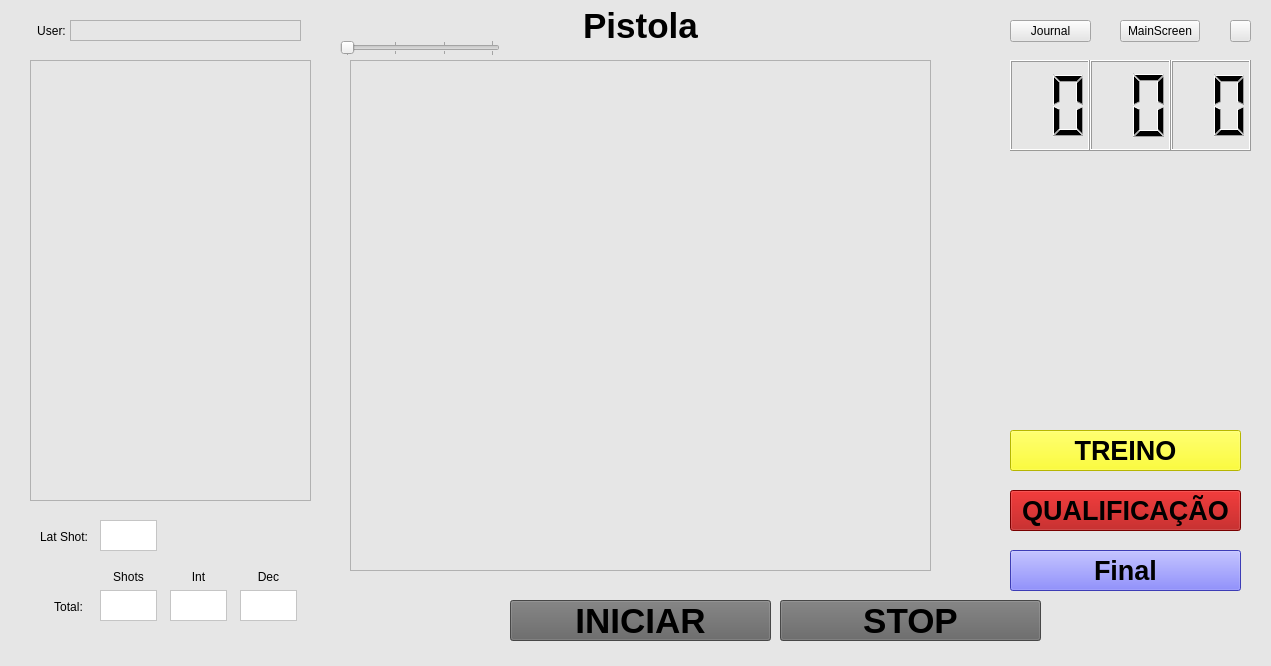
The window that central_pc/gui/pistolwindow.ui (xBogas/ES-SACA) describes before a commit, drawn with Qt 5.
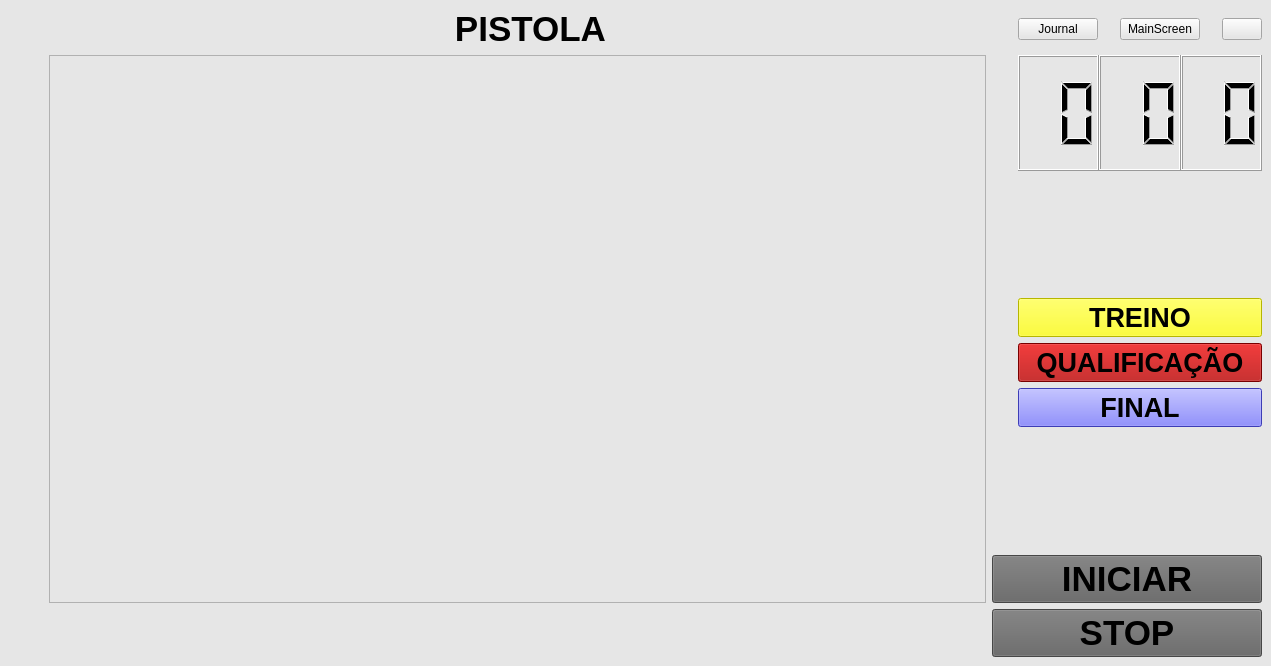
The same window after the commit. Icons and pictures are not drawn.

Commit message: Adição das tabelas no pistolwindow e riflewindow do pc central.

Patch:
```diff
--- a/central_pc/gui/pistolwindow.ui
+++ b/central_pc/gui/pistolwindow.ui
@@ -20,37 +20,9 @@
    <string notr="true">background-color: rgb(230, 230, 230);</string>
   </property>
   <widget class="QWidget" name="centralwidget">
-   <widget class="QPushButton" name="PracticeButton">
-    <property name="geometry">
-     <rect>
-      <x>1010</x>
-      <y>430</y>
-      <width>231</width>
-      <height>41</height>
-     </rect>
-    </property>
-    <property name="font">
-     <font>
-      <pointsize>20</pointsize>
-      <bold>true</bold>
-     </font>
-    </property>
-    <property name="styleSheet">
-     <string notr="true">background-color: rgb(255, 255, 0);</string>
-    </property>
-    <property name="text">
-     <string>TREINO</string>
-    </property>
-   </widget>
+   <layout class="QGridLayout" name="gridLayout">
+    <item row="4" column="3" colspan="5">
    <widget class="QPushButton" name="MatchButton">
-    <property name="geometry">
-     <rect>
-      <x>1010</x>
-      <y>490</y>
-      <width>231</width>
-      <height>41</height>
-     </rect>
-    </property>
     <property name="font">
      <font>
       <pointsize>20</pointsize>
@@ -64,15 +36,9 @@
      <string>QUALIFICAÇÃO</string>
     </property>
    </widget>
+    </item>
+    <item row="5" column="3" colspan="5">
    <widget class="QPushButton" name="FinalButton">
-    <property name="geometry">
-     <rect>
-      <x>1010</x>
-      <y>550</y>
-      <width>231</width>
-      <height>41</height>
-     </rect>
-    </property>
     <property name="font">
      <font>
       <pointsize>20</pointsize>
@@ -83,40 +49,90 @@
      <string notr="true">background-color: rgb(85, 85, 255);</string>
     </property>
     <property name="text">
-     <string>Final</string>
-    </property>
-   </widget>
-   <widget class="QPushButton" name="StartButton">
-    <property name="geometry">
-     <rect>
-      <x>510</x>
-      <y>600</y>
-      <width>261</width>
-      <height>41</height>
-     </rect>
-    </property>
+       <string>FINAL</string>
+      </property>
+     </widget>
+    </item>
+    <item row="0" column="7">
+     <widget class="QPushButton" name="ExitButton">
+      <property name="sizePolicy">
+       <sizepolicy hsizetype="Fixed" vsizetype="Fixed">
+        <horstretch>0</horstretch>
+        <verstretch>0</verstretch>
+       </sizepolicy>
+      </property>
+      <property name="text">
+       <string/>
+      </property>
+      <property name="icon">
+       <iconset>
+        <normaloff>resource/img/exit.png</normaloff>resource/img/exit.png</iconset>
+      </property>
+     </widget>
+    </item>
+    <item row="3" column="3" colspan="5">
+     <widget class="QPushButton" name="PracticeButton">
     <property name="font">
      <font>
-      <pointsize>26</pointsize>
+        <pointsize>20</pointsize>
       <bold>true</bold>
      </font>
     </property>
     <property name="styleSheet">
-     <string notr="true">background-color: rgb(100, 100, 100);</string>
+       <string notr="true">background-color: rgb(255, 255, 0);</string>
     </property>
     <property name="text">
-     <string>INICIAR</string>
-    </property>
-   </widget>
-   <widget class="QWidget" name="horizontalLayoutWidget">
-    <property name="geometry">
-     <rect>
-      <x>1010</x>
-      <y>60</y>
-      <width>241</width>
-      <height>91</height>
-     </rect>
-    </property>
+       <string>TREINO</string>
+      </property>
+     </widget>
+    </item>
+    <item row="0" column="5">
+     <widget class="QPushButton" name="MainButton">
+      <property name="text">
+       <string>MainScreen</string>
+      </property>
+     </widget>
+    </item>
+    <item row="1" column="0">
+     <spacer name="horizontalSpacer">
+      <property name="orientation">
+       <enum>Qt::Horizontal</enum>
+      </property>
+      <property name="sizeType">
+       <enum>QSizePolicy::Minimum</enum>
+      </property>
+      <property name="sizeHint" stdset="0">
+       <size>
+        <width>40</width>
+        <height>20</height>
+       </size>
+      </property>
+     </spacer>
+    </item>
+    <item row="2" column="3">
+     <spacer name="verticalSpacer_2">
+      <property name="orientation">
+       <enum>Qt::Vertical</enum>
+      </property>
+      <property name="sizeType">
+       <enum>QSizePolicy::Minimum</enum>
+      </property>
+      <property name="sizeHint" stdset="0">
+       <size>
+        <width>20</width>
+        <height>40</height>
+       </size>
+      </property>
+     </spacer>
+    </item>
+    <item row="0" column="3">
+     <widget class="QPushButton" name="JournalButton">
+      <property name="text">
+       <string>Journal</string>
+      </property>
+     </widget>
+    </item>
+    <item row="1" column="3" colspan="5">
     <layout class="QHBoxLayout" name="horizontalLayout">
      <property name="spacing">
       <number>0</number>
@@ -158,225 +174,9 @@
       </widget>
      </item>
     </layout>
-   </widget>
-   <widget class="QTableView" name="tableView">
-    <property name="geometry">
-     <rect>
-      <x>30</x>
-      <y>60</y>
-      <width>281</width>
-      <height>441</height>
-     </rect>
-    </property>
-   </widget>
-   <widget class="QLabel" name="label">
-    <property name="geometry">
-     <rect>
-      <x>40</x>
-      <y>530</y>
-      <width>57</width>
-      <height>14</height>
-     </rect>
-    </property>
-    <property name="frameShape">
-     <enum>QFrame::NoFrame</enum>
-    </property>
-    <property name="text">
-     <string>Lat Shot:</string>
-    </property>
-   </widget>
-   <widget class="QLabel" name="lastshot">
-    <property name="geometry">
-     <rect>
-      <x>100</x>
-      <y>520</y>
-      <width>57</width>
-      <height>31</height>
-     </rect>
-    </property>
-    <property name="styleSheet">
-     <string notr="true">background-color: rgb(255, 255, 255);</string>
-    </property>
-    <property name="frameShape">
-     <enum>QFrame::StyledPanel</enum>
-    </property>
-    <property name="frameShadow">
-     <enum>QFrame::Plain</enum>
-    </property>
-    <property name="text">
-     <string/>
-    </property>
-    <property name="wordWrap">
-     <bool>false</bool>
-    </property>
-   </widget>
-   <widget class="QLabel" name="label_2">
-    <property name="geometry">
-     <rect>
-      <x>40</x>
-      <y>600</y>
-      <width>57</width>
-      <height>14</height>
-     </rect>
-    </property>
-    <property name="text">
-     <string>Total:</string>
-    </property>
-    <property name="alignment">
-     <set>Qt::AlignCenter</set>
-    </property>
-   </widget>
-   <widget class="QLabel" name="total_int">
-    <property name="geometry">
-     <rect>
-      <x>100</x>
-      <y>590</y>
-      <width>57</width>
-      <height>31</height>
-     </rect>
-    </property>
-    <property name="styleSheet">
-     <string notr="true">background-color: rgb(255, 255, 255);</string>
-    </property>
-    <property name="frameShape">
-     <enum>QFrame::StyledPanel</enum>
-    </property>
-    <property name="text">
-     <string/>
-    </property>
-    <property name="wordWrap">
-     <bool>false</bool>
-    </property>
-   </widget>
-   <widget class="QLabel" name="total_dec">
-    <property name="geometry">
-     <rect>
-      <x>170</x>
-      <y>590</y>
-      <width>57</width>
-      <height>31</height>
-     </rect>
-    </property>
-    <property name="styleSheet">
-     <string notr="true">background-color: rgb(255, 255, 255);</string>
-    </property>
-    <property name="frameShape">
-     <enum>QFrame::StyledPanel</enum>
-    </property>
-    <property name="text">
-     <string/>
-    </property>
-    <property name="wordWrap">
-     <bool>false</bool>
-    </property>
-   </widget>
-   <widget class="QLabel" name="total_dec_2">
-    <property name="geometry">
-     <rect>
-      <x>240</x>
-      <y>590</y>
-      <width>57</width>
-      <height>31</height>
-     </rect>
-    </property>
-    <property name="styleSheet">
-     <string notr="true">background-color: rgb(255, 255, 255);</string>
-    </property>
-    <property name="frameShape">
-     <enum>QFrame::StyledPanel</enum>
-    </property>
-    <property name="text">
-     <string/>
-    </property>
-    <property name="wordWrap">
-     <bool>false</bool>
-    </property>
-   </widget>
-   <widget class="QLabel" name="label_3">
-    <property name="geometry">
-     <rect>
-      <x>100</x>
-      <y>570</y>
-      <width>57</width>
-      <height>14</height>
-     </rect>
-    </property>
-    <property name="text">
-     <string>Shots</string>
-    </property>
-    <property name="alignment">
-     <set>Qt::AlignCenter</set>
-    </property>
-   </widget>
-   <widget class="QLabel" name="label_4">
-    <property name="geometry">
-     <rect>
-      <x>170</x>
-      <y>570</y>
-      <width>57</width>
-      <height>14</height>
-     </rect>
-    </property>
-    <property name="text">
-     <string>Int</string>
-    </property>
-    <property name="alignment">
-     <set>Qt::AlignCenter</set>
-    </property>
-   </widget>
-   <widget class="QLabel" name="label_5">
-    <property name="geometry">
-     <rect>
-      <x>240</x>
-      <y>570</y>
-      <width>57</width>
-      <height>14</height>
-     </rect>
-    </property>
-    <property name="text">
-     <string>Dec</string>
-    </property>
-    <property name="alignment">
-     <set>Qt::AlignCenter</set>
-    </property>
-   </widget>
-   <widget class="QSlider" name="horizontalSlider">
-    <property name="geometry">
-     <rect>
-      <x>340</x>
-      <y>40</y>
-      <width>160</width>
-      <height>16</height>
-     </rect>
-    </property>
-    <property name="minimum">
-     <number>100</number>
-    </property>
-    <property name="maximum">
-     <number>400</number>
-    </property>
-    <property name="singleStep">
-     <number>100</number>
-    </property>
-    <property name="pageStep">
-     <number>100</number>
-    </property>
-    <property name="orientation">
-     <enum>Qt::Horizontal</enum>
-    </property>
-    <property name="tickPosition">
-     <enum>QSlider::TicksBothSides</enum>
-    </property>
-   </widget>
+    </item>
+    <item row="0" column="1" colspan="2">
    <widget class="QLabel" name="label_6">
-    <property name="geometry">
-     <rect>
-      <x>520</x>
-      <y>10</y>
-      <width>241</width>
-      <height>31</height>
-     </rect>
-    </property>
     <property name="font">
      <font>
       <pointsize>26</pointsize>
@@ -384,135 +184,103 @@
      </font>
     </property>
     <property name="text">
-     <string>Pistola</string>
+       <string>PISTOLA</string>
     </property>
     <property name="alignment">
      <set>Qt::AlignCenter</set>
     </property>
    </widget>
-   <widget class="QLabel" name="label_7">
-    <property name="geometry">
-     <rect>
-      <x>70</x>
-      <y>20</y>
-      <width>231</width>
-      <height>21</height>
-     </rect>
+    </item>
+    <item row="1" column="2">
+     <spacer name="horizontalSpacer_2">
+      <property name="orientation">
+       <enum>Qt::Horizontal</enum>
+      </property>
+      <property name="sizeType">
+       <enum>QSizePolicy::Minimum</enum>
+      </property>
+      <property name="sizeHint" stdset="0">
+       <size>
+        <width>20</width>
+        <height>20</height>
+       </size>
+      </property>
+     </spacer>
+    </item>
+    <item row="0" column="4">
+     <spacer name="horizontalSpacer_3">
+      <property name="orientation">
+       <enum>Qt::Horizontal</enum>
+      </property>
+      <property name="sizeType">
+       <enum>QSizePolicy::Minimum</enum>
+      </property>
+      <property name="sizeHint" stdset="0">
+       <size>
+        <width>10</width>
+        <height>20</height>
+       </size>
+      </property>
+     </spacer>
+    </item>
+    <item row="1" column="1" rowspan="7">
+     <widget class="QTableWidget" name="tableWidget"/>
+    </item>
+    <item row="6" column="3">
+     <spacer name="verticalSpacer">
+      <property name="orientation">
+       <enum>Qt::Vertical</enum>
+      </property>
+      <property name="sizeType">
+       <enum>QSizePolicy::Minimum</enum>
+      </property>
+      <property name="sizeHint" stdset="0">
+       <size>
+        <width>20</width>
+        <height>40</height>
+       </size>
+      </property>
+     </spacer>
+    </item>
+    <item row="0" column="6">
+     <spacer name="horizontalSpacer_4">
+      <property name="orientation">
+       <enum>Qt::Horizontal</enum>
+      </property>
+      <property name="sizeType">
+       <enum>QSizePolicy::Minimum</enum>
+      </property>
+      <property name="sizeHint" stdset="0">
+       <size>
+        <width>10</width>
+        <height>20</height>
+       </size>
+      </property>
+     </spacer>
+    </item>
+    <item row="7" column="2" colspan="6">
+     <widget class="QPushButton" name="StartButton">
+      <property name="font">
+       <font>
+        <pointsize>26</pointsize>
+        <bold>true</bold>
+       </font>
     </property>
     <property name="styleSheet">
-     <string notr="true"/>
-    </property>
-    <property name="frameShape">
-     <enum>QFrame::StyledPanel</enum>
-    </property>
+       <string notr="true">background-color: rgb(100, 100, 100);</string>
+      </property>
     <property name="text">
-     <string/>
-    </property>
-   </widget>
-   <widget class="QPushButton" name="JournalButton">
-    <property name="geometry">
-     <rect>
-      <x>1010</x>
-      <y>20</y>
-      <width>81</width>
-      <height>22</height>
-     </rect>
-    </property>
-    <property name="text">
-     <string>Journal</string>
-    </property>
-   </widget>
-   <widget class="QPushButton" name="MainButton">
-    <property name="geometry">
-     <rect>
-      <x>1120</x>
-      <y>20</y>
-      <width>80</width>
-      <height>22</height>
-     </rect>
-    </property>
-    <property name="text">
-     <string>MainScreen</string>
-    </property>
-   </widget>
-   <widget class="QPushButton" name="ExitButton">
-    <property name="geometry">
-     <rect>
-      <x>1230</x>
-      <y>20</y>
-      <width>21</width>
-      <height>22</height>
-     </rect>
-    </property>
-    <property name="text">
-     <string/>
-    </property>
-    <property name="icon">
-     <iconset>
-      <normaloff>resource/img/exit.png</normaloff>resource/img/exit.png</iconset>
-    </property>
-   </widget>
-   <widget class="QLabel" name="label_8">
-    <property name="geometry">
-     <rect>
-      <x>26</x>
-      <y>20</y>
-      <width>51</width>
-      <height>21</height>
-     </rect>
-    </property>
-    <property name="text">
-     <string>User:</string>
-    </property>
-    <property name="alignment">
-     <set>Qt::AlignCenter</set>
-    </property>
-   </widget>
-   <widget class="QGraphicsView" name="Target">
-    <property name="geometry">
-     <rect>
-      <x>350</x>
-      <y>60</y>
-      <width>581</width>
-      <height>511</height>
-     </rect>
-    </property>
-    <property name="frameShadow">
-     <enum>QFrame::Raised</enum>
-    </property>
-    <property name="sizeAdjustPolicy">
-     <enum>QAbstractScrollArea::AdjustIgnored</enum>
-    </property>
-    <property name="backgroundBrush">
-     <brush brushstyle="NoBrush">
-      <color alpha="255">
-       <red>0</red>
-       <green>0</green>
-       <blue>0</blue>
-      </color>
-     </brush>
-    </property>
-    <property name="foregroundBrush">
-     <brush brushstyle="NoBrush">
-      <color alpha="255">
-       <red>255</red>
-       <green>0</green>
-       <blue>0</blue>
-      </color>
-     </brush>
-    </property>
-    <property name="dragMode">
-     <enum>QGraphicsView::NoDrag</enum>
-    </property>
-   </widget>
+       <string>INICIAR</string>
+      </property>
+     </widget>
+    </item>
+    <item row="8" column="2" colspan="6">
    <widget class="QPushButton" name="stopButton">
-    <property name="geometry">
-     <rect>
-      <x>780</x>
-      <y>600</y>
-      <width>261</width>
-      <height>41</height>
-     </rect>
+      <property name="sizePolicy">
+       <sizepolicy hsizetype="Minimum" vsizetype="Fixed">
+        <horstretch>0</horstretch>
+        <verstretch>0</verstretch>
+       </sizepolicy>
     </property>
     <property name="font">
      <font>
@@ -527,30 +295,8 @@
      <string>STOP</string>
     </property>
    </widget>
-   <zorder>PracticeButton</zorder>
-   <zorder>MatchButton</zorder>
-   <zorder>FinalButton</zorder>
-   <zorder>StartButton</zorder>
-   <zorder>horizontalLayoutWidget</zorder>
-   <zorder>tableView</zorder>
-   <zorder>label</zorder>
-   <zorder>lastshot</zorder>
-   <zorder>label_2</zorder>
-   <zorder>total_int</zorder>
-   <zorder>total_dec</zorder>
-   <zorder>total_dec_2</zorder>
-   <zorder>label_3</zorder>
-   <zorder>label_4</zorder>
-   <zorder>label_5</zorder>
-   <zorder>horizontalSlider</zorder>
-   <zorder>label_6</zorder>
-   <zorder>JournalButton</zorder>
-   <zorder>MainButton</zorder>
-   <zorder>ExitButton</zorder>
-   <zorder>label_8</zorder>
-   <zorder>label_7</zorder>
-   <zorder>Target</zorder>
-   <zorder>stopButton</zorder>
+    </item>
+   </layout>
   </widget>
  </widget>
  <resources/>
```
Lines whose indentation alone changed are shown as unchanged. The commit also changes 1 other file.
